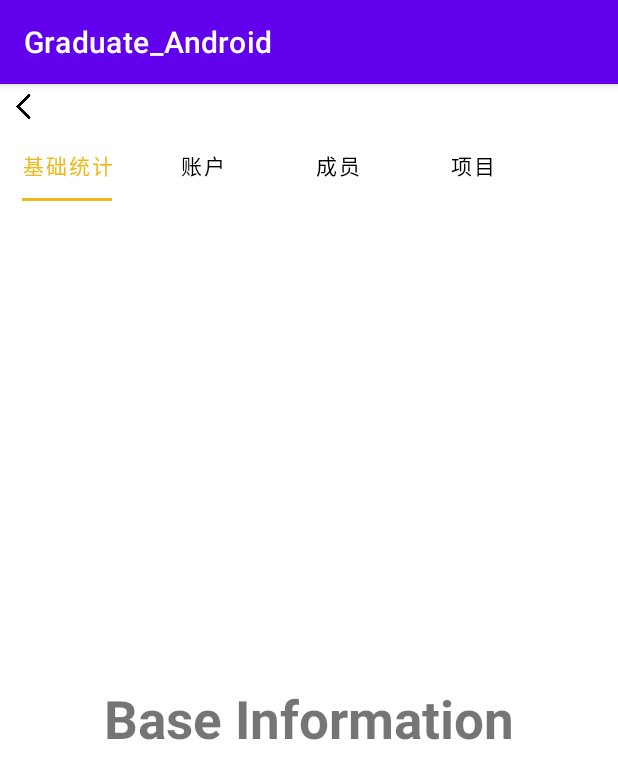
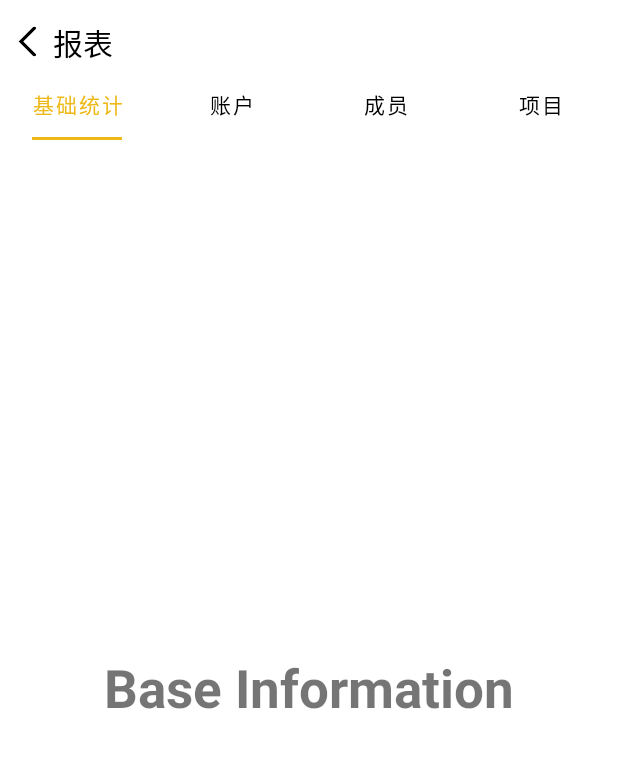
Before and after one commit to xiaoli22/Graduate_Android, an Android app: the ChartTabLayoutActivity screen opened directly, with no data from a screen before it, on a phone screen of 412 x 824 dp. Shown: the top 779 px of the screen. Run offline under Robolectric (Android 15) with nearby library versions, the phone set to English and light mode, and no system bars.

Commit message:
home界面的制作了简易的LineChart，设计了返回组件CustomReturn

```diff
--- a/app/build.gradle
+++ b/app/build.gradle
@@ -48,5 +48,8 @@ dependencies {
     implementation 'com.google.android.material:material:1.2.0'
     implementation 'com.google.firebase:firebase-auth:21.0.3'
 
+    implementation 'com.github.PhilJay:MPAndroidChart:v3.1.0'
+    implementation 'com.android.volley:volley:1.1.1'
+
 
 }
--- a/app/src/main/AndroidManifest.xml
+++ b/app/src/main/AndroidManifest.xml
@@ -5,6 +5,7 @@
 
     <uses-permission android:name="android.permission.INTERNET" />
     <application
+
         android:allowBackup="true"
         android:icon="@mipmap/ic_launcher"
         android:label="@string/app_name"
@@ -13,9 +14,11 @@
         android:theme="@style/Theme.Graduate_Android">
         <activity
             android:name=".MainActivity"
+
             android:exported="false" />
         <activity
             android:name=".ChartTabLayoutActivity"
+
             android:exported="false" />
         <activity
             android:name=".VerifyOtpActivity"
--- a/app/src/main/java/com/example/graduate_android/ChartTabLayoutActivity.java
+++ b/app/src/main/java/com/example/graduate_android/ChartTabLayoutActivity.java
@@ -4,9 +4,12 @@ import androidx.annotation.NonNull;
 import androidx.appcompat.app.AppCompatActivity;
 import androidx.viewpager2.widget.ViewPager2;
 
+import android.content.Intent;
 import android.os.Bundle;
 import android.view.View;
+import android.widget.ImageButton;
 
+import com.example.graduate_android.component.CustomReturn;
 import com.google.android.material.tabs.TabLayout;
 import com.google.android.material.tabs.TabLayoutMediator;
 
@@ -15,35 +18,47 @@ public class ChartTabLayoutActivity extends AppCompatActivity {
 
     private ViewPager2 viewPager2;
     private TabLayout tabLayout;
+    private CustomReturn returnChart;
 
     @Override
     protected void onCreate(Bundle savedInstanceState) {
         super.onCreate(savedInstanceState);
         setContentView(R.layout.activity_chart_tab_layout);
 
-        //TabLayout
+        //TabLayout\
+        tabLayout = findViewById(R.id.tabLayout);
         viewPager2 = findViewById(R.id.viewPager);
+
+        returnChart = findViewById(R.id.returnChart);
+
+        returnChart.setOnClickListeners(new View.OnClickListener() {
+            @Override
+            public void onClick(View v) {
+                Intent intent = new Intent(ChartTabLayoutActivity.this,HomeActivity.class);
+                startActivity(intent);
+            }
+        });
+
+
         viewPager2.setAdapter(new OrdersPagerAdapter(this));
 
-
-        tabLayout = findViewById(R.id.tabLayout);
         TabLayoutMediator tabLayoutMediator = new TabLayoutMediator(tabLayout, viewPager2, new TabLayoutMediator.TabConfigurationStrategy() {
             @Override
             public void onConfigureTab(@NonNull TabLayout.Tab tab, int position) {
-                switch (position){
-                    case 0:{
+                switch (position) {
+                    case 0: {
                         tab.setText("基础统计");
                         break;
                     }
-                    case 1:{
+                    case 1: {
                         tab.setText("账户");
                         break;
                     }
-                    case 2:{
+                    case 2: {
                         tab.setText("成员");
                         break;
                     }
-                    case 3:{
+                    case 3: {
                         tab.setText("项目");
                         break;
                     }
@@ -56,6 +71,5 @@ public class ChartTabLayoutActivity extends AppCompatActivity {
         tabLayoutMediator.attach();
 
 
-
     }
 }
--- /dev/null
+++ b/app/src/main/java/com/example/graduate_android/component/CustomReturn.java
@@ -0,0 +1,50 @@
+package com.example.graduate_android.component;
+
+import android.content.Context;
+import android.content.res.TypedArray;
+import android.util.AttributeSet;
+import android.view.LayoutInflater;
+import android.view.View;
+import android.widget.ImageButton;
+import android.widget.LinearLayout;
+import android.widget.TextView;
+
+import androidx.annotation.Nullable;
+
+import com.example.graduate_android.R;
+
+//返回组件
+public class CustomReturn extends LinearLayout {
+
+    private final String title;
+    private final TypedArray typedArray;
+    private TextView titleR;
+    private ImageButton returnR;
+
+    public CustomReturn(Context context, @Nullable AttributeSet attrs) {
+        super(context, attrs);
+        typedArray = context.obtainStyledAttributes(attrs, R.styleable.CustomReturn);
+        title = typedArray.getString(R.styleable.CustomReturn_title);
+
+        typedArray.recycle();
+        init();
+
+    }
+
+    private void init() {
+        LayoutInflater inflater = LayoutInflater.from(getContext());
+        inflater.inflate(R.layout.custom_return, this);
+
+        returnR = findViewById(R.id.returnR);
+        titleR = findViewById(R.id.titleR);
+        if (title != null) {
+            this.titleR.setText(title);
+        }
+
+    }
+
+    public void setOnClickListeners(OnClickListener listener) {
+        titleR.setOnClickListener(listener);
+        returnR.setOnClickListener(listener);
+    }
+}
--- a/app/src/main/res/layout/activity_chart_tab_layout.xml
+++ b/app/src/main/res/layout/activity_chart_tab_layout.xml
@@ -11,31 +11,29 @@
         android:id="@+id/relativeLayout"
         android:layout_width="wrap_content"
         android:layout_height="wrap_content"
+        android:orientation="vertical"
         app:layout_constraintStart_toStartOf="parent"
         app:layout_constraintTop_toTopOf="parent">
 
-        <ImageView
-            android:id="@+id/Return"
-            android:layout_width="30dp"
-            android:layout_height="30dp"
-            android:src="@drawable/ic_return"
-            android:tooltipText="报表"
-            app:layout_constraintStart_toStartOf="parent"
-            app:layout_constraintTop_toTopOf="parent" />
-
+        <com.example.graduate_android.component.CustomReturn
+            android:layout_marginTop="10dp"
+            android:id="@+id/returnChart"
+            android:layout_width="wrap_content"
+            android:layout_height="wrap_content"
+            app:title="报表" />
 
         <com.google.android.material.tabs.TabLayout
             android:id="@+id/tabLayout"
             android:layout_width="match_parent"
             android:layout_height="wrap_content"
-            android:layout_below="@+id/Return"
+            android:layout_below="@+id/returnChart"
             android:background="@android:color/transparent"
             app:layout_constraintStart_toStartOf="parent"
             app:layout_constraintTop_toTopOf="parent"
             app:tabIndicatorColor="#EEB817"
             app:tabIndicatorFullWidth="false"
             app:tabMinWidth="90dp"
-            app:tabMode="scrollable"
+            app:tabMode="fixed"
             app:tabSelectedTextColor="#EEB817"
             app:tabTextColor="@color/black"
 
--- /dev/null
+++ b/app/src/main/res/layout/custom_return.xml
@@ -0,0 +1,28 @@
+<?xml version="1.0" encoding="utf-8"?>
+<RelativeLayout xmlns:android="http://schemas.android.com/apk/res/android"
+    android:layout_width="match_parent"
+    android:layout_height="match_parent"
+    android:background="@color/white">
+
+
+    <ImageButton
+        android:id="@+id/returnR"
+        android:background="@color/white"
+        android:src="@drawable/ic_return"
+        android:layout_width="35dp"
+        android:layout_height="35dp"
+        android:scaleType="fitXY"
+        />
+
+    <TextView
+        android:id="@+id/titleR"
+        android:text="页面标题"
+        android:layout_marginTop="3dp"
+        android:textColor="@color/black"
+        android:textSize="20dp"
+        android:layout_width="wrap_content"
+        android:layout_height="wrap_content"
+        android:layout_toRightOf="@+id/returnR"
+        />
+
+</RelativeLayout>
--- a/app/src/main/res/values-night/themes.xml
+++ b/app/src/main/res/values-night/themes.xml
@@ -1,6 +1,7 @@
 <resources xmlns:tools="http://schemas.android.com/tools">
     <!-- Base application theme. -->
     <style name="Theme.Graduate_Android" parent="Theme.MaterialComponents.DayNight.DarkActionBar">
+        <item name="android:windowFullscreen">true</item>
         <!-- Primary brand color. -->
         <item name="colorPrimary">@color/purple_200</item>
         <item name="colorPrimaryVariant">@color/purple_700</item>
--- a/app/src/main/res/values/strings.xml
+++ b/app/src/main/res/values/strings.xml
@@ -2,4 +2,5 @@
     <string name="app_name">Graduate_Android</string>
     <!-- TODO: Remove or change this placeholder text -->
     <string name="hello_blank_fragment">Hello blank fragment</string>
+
 </resources>
--- a/app/src/main/res/values/themes.xml
+++ b/app/src/main/res/values/themes.xml
@@ -1,6 +1,7 @@
 <resources xmlns:tools="http://schemas.android.com/tools">
     <!-- Base application theme. -->
-    <style name="Theme.Graduate_Android" parent="Theme.MaterialComponents.DayNight.DarkActionBar">
+    <style name="Theme.Graduate_Android" parent="Theme.MaterialComponents.DayNight.NoActionBar">
+        <item name="android:windowFullscreen">true</item>
         <!-- Primary brand color. -->
         <item name="colorPrimary">@color/purple_500</item>
         <item name="colorPrimaryVariant">@color/purple_700</item>
--- a/settings.gradle
+++ b/settings.gradle
@@ -8,6 +8,7 @@ pluginManagement {
 dependencyResolutionManagement {
     repositoriesMode.set(RepositoriesMode.FAIL_ON_PROJECT_REPOS)
     repositories {
+        maven { url 'https://jitpack.io' }
         google()
         mavenCentral()
     }
```
Also changed, not shown: app/src/main/java/com/example/graduate_android/HomeActivity.java (+63 -2 lines), app/src/main/res/layout/activity_home.xml (+57 -10 lines), app/src/main/res/layout/activity_main.xml (+6 -2 lines), app/src/main/res/layout/custom_display_card.xml (+4 -4 lines), app/src/main/res/values/attrs.xml (+9 -5 lines), app/src/main/res/values/styles.xml (+3 -5 lines).
